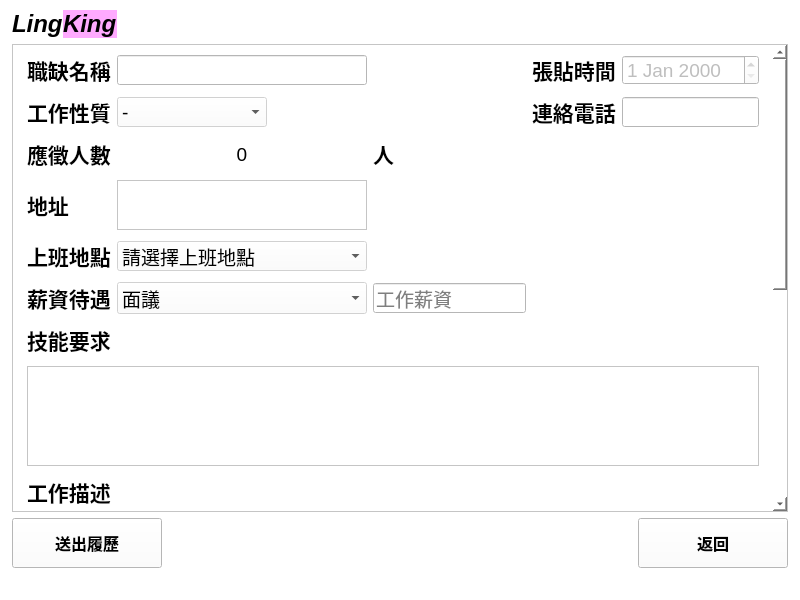
This is UI/user_look_requirement.ui in smilesmilehero/Advanced_Python_final_project_resume_system as Qt 5 draws it before an edit. The edited form follows.
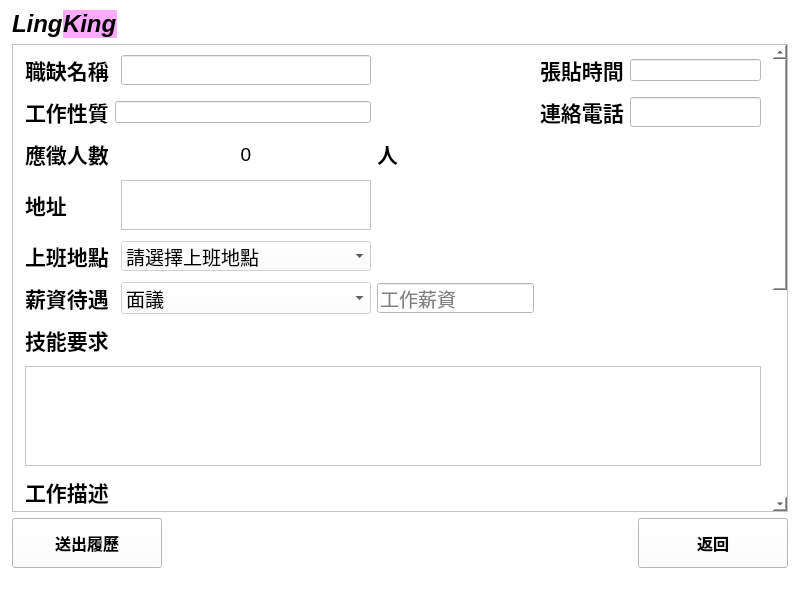
This is the edited form.

Patch:
```diff
--- a/UI/user_look_requirement.ui
+++ b/UI/user_look_requirement.ui
@@ -177,9 +177,9 @@
          <property name="geometry">
           <rect>
            <x>0</x>
-           <y>0</y>
+           <y>-378</y>
            <width>755</width>
-           <height>849</height>
+           <height>846</height>
           </rect>
          </property>
          <layout class="QGridLayout" name="gridLayout_4">
@@ -217,7 +217,7 @@
             <property name="verticalSpacing">
              <number>10</number>
             </property>
-            <item row="6" column="3">
+            <item row="6" column="4">
              <widget class="QLineEdit" name="salary_input">
               <property name="enabled">
                <bool>false</bool>
@@ -551,7 +551,7 @@
               </property>
              </widget>
             </item>
-            <item row="6" column="2">
+            <item row="6" column="3">
              <widget class="QComboBox" name="salary_type_comboBox">
               <property name="enabled">
                <bool>false</bool>
@@ -958,7 +958,7 @@
               </property>
              </widget>
             </item>
-            <item row="1" column="5">
+            <item row="1" column="6">
              <widget class="QLineEdit" name="telephone_input">
               <property name="enabled">
                <bool>false</bool>
@@ -1303,7 +1303,7 @@
               </property>
              </widget>
             </item>
-            <item row="10" column="1" colspan="5">
+            <item row="10" column="1" colspan="6">
              <widget class="QPlainTextEdit" name="profile_input">
               <property name="enabled">
                <bool>false</bool>
@@ -1634,7 +1634,7 @@
               </property>
              </widget>
             </item>
-            <item row="4" column="2" colspan="2">
+            <item row="4" column="3" colspan="2">
              <widget class="QPlainTextEdit" name="address_input">
               <property name="enabled">
                <bool>false</bool>
@@ -1965,368 +1965,6 @@
               </property>
              </widget>
             </item>
-            <item row="1" column="2">
-             <widget class="QComboBox" name="type_comboBox">
-              <property name="enabled">
-               <bool>false</bool>
-              </property>
-              <property name="sizePolicy">
-               <sizepolicy hsizetype="Maximum" vsizetype="Maximum">
-                <horstretch>0</horstretch>
-                <verstretch>0</verstretch>
-               </sizepolicy>
-              </property>
-              <property name="minimumSize">
-               <size>
-                <width>0</width>
-                <height>30</height>
-               </size>
-              </property>
-              <property name="maximumSize">
-               <size>
-                <width>150</width>
-                <height>30</height>
-               </size>
-              </property>
-              <property name="palette">
-               <palette>
-                <active>
-                 <colorrole role="WindowText">
-                  <brush brushstyle="SolidPattern">
-                   <color alpha="255">
-                    <red>0</red>
-                    <green>0</green>
-                    <blue>0</blue>
-                   </color>
-                  </brush>
-                 </colorrole>
-                 <colorrole role="Button">
-                  <brush brushstyle="SolidPattern">
-                   <color alpha="255">
-                    <red>255</red>
-                    <green>255</green>
-                    <blue>255</blue>
-                   </color>
-                  </brush>
-                 </colorrole>
-                 <colorrole role="Midlight">
-                  <brush brushstyle="SolidPattern">
-                   <color alpha="255">
-                    <red>0</red>
-                    <green>0</green>
-                    <blue>0</blue>
-                   </color>
-                  </brush>
-                 </colorrole>
-                 <colorrole role="Dark">
-                  <brush brushstyle="SolidPattern">
-                   <color alpha="255">
-                    <red>0</red>
-                    <green>0</green>
-                    <blue>0</blue>
-                   </color>
-                  </brush>
-                 </colorrole>
-                 <colorrole role="Mid">
-                  <brush brushstyle="SolidPattern">
-                   <color alpha="255">
-                    <red>0</red>
-                    <green>0</green>
-                    <blue>0</blue>
-                   </color>
-                  </brush>
-                 </colorrole>
-                 <colorrole role="Text">
-                  <brush brushstyle="SolidPattern">
-                   <color alpha="255">
-                    <red>0</red>
-                    <green>0</green>
-                    <blue>0</blue>
-                   </color>
-                  </brush>
-                 </colorrole>
-                 <colorrole role="ButtonText">
-                  <brush brushstyle="SolidPattern">
-                   <color alpha="255">
-                    <red>0</red>
-                    <green>0</green>
-                    <blue>0</blue>
-                   </color>
-                  </brush>
-                 </colorrole>
-                 <colorrole role="Base">
-                  <brush brushstyle="SolidPattern">
-                   <color alpha="255">
-                    <red>255</red>
-                    <green>255</green>
-                    <blue>255</blue>
-                   </color>
-                  </brush>
-                 </colorrole>
-                 <colorrole role="Window">
-                  <brush brushstyle="SolidPattern">
-                   <color alpha="255">
-                    <red>255</red>
-                    <green>255</green>
-                    <blue>255</blue>
-                   </color>
-                  </brush>
-                 </colorrole>
-                 <colorrole role="Shadow">
-                  <brush brushstyle="SolidPattern">
-                   <color alpha="255">
-                    <red>0</red>
-                    <green>0</green>
-                    <blue>0</blue>
-                   </color>
-                  </brush>
-                 </colorrole>
-                 <colorrole role="AlternateBase">
-                  <brush brushstyle="SolidPattern">
-                   <color alpha="255">
-                    <red>0</red>
-                    <green>0</green>
-                    <blue>0</blue>
-                   </color>
-                  </brush>
-                 </colorrole>
-                </active>
-                <inactive>
-                 <colorrole role="WindowText">
-                  <brush brushstyle="SolidPattern">
-                   <color alpha="255">
-                    <red>0</red>
-                    <green>0</green>
-                    <blue>0</blue>
-                   </color>
-                  </brush>
-                 </colorrole>
-                 <colorrole role="Button">
-                  <brush brushstyle="SolidPattern">
-                   <color alpha="255">
-                    <red>255</red>
-                    <green>255</green>
-                    <blue>255</blue>
-                   </color>
-                  </brush>
-                 </colorrole>
-                 <colorrole role="Midlight">
-                  <brush brushstyle="SolidPattern">
-                   <color alpha="255">
-                    <red>0</red>
-                    <green>0</green>
-                    <blue>0</blue>
-                   </color>
-                  </brush>
-                 </colorrole>
-                 <colorrole role="Dark">
-                  <brush brushstyle="SolidPattern">
-                   <color alpha="255">
-                    <red>0</red>
-                    <green>0</green>
-                    <blue>0</blue>
-                   </color>
-                  </brush>
-                 </colorrole>
-                 <colorrole role="Mid">
-                  <brush brushstyle="SolidPattern">
-                   <color alpha="255">
-                    <red>0</red>
-                    <green>0</green>
-                    <blue>0</blue>
-                   </color>
-                  </brush>
-                 </colorrole>
-                 <colorrole role="Text">
-                  <brush brushstyle="SolidPattern">
-                   <color alpha="255">
-                    <red>0</red>
-                    <green>0</green>
-                    <blue>0</blue>
-                   </color>
-                  </brush>
-                 </colorrole>
-                 <colorrole role="ButtonText">
-                  <brush brushstyle="SolidPattern">
-                   <color alpha="255">
-                    <red>0</red>
-                    <green>0</green>
-                    <blue>0</blue>
-                   </color>
-                  </brush>
-                 </colorrole>
-                 <colorrole role="Base">
-                  <brush brushstyle="SolidPattern">
-                   <color alpha="255">
-                    <red>255</red>
-                    <green>255</green>
-                    <blue>255</blue>
-                   </color>
-                  </brush>
-                 </colorrole>
-                 <colorrole role="Window">
-                  <brush brushstyle="SolidPattern">
-                   <color alpha="255">
-                    <red>255</red>
-                    <green>255</green>
-                    <blue>255</blue>
-                   </color>
-                  </brush>
-                 </colorrole>
-                 <colorrole role="Shadow">
-                  <brush brushstyle="SolidPattern">
-                   <color alpha="255">
-                    <red>0</red>
-                    <green>0</green>
-                    <blue>0</blue>
-                   </color>
-                  </brush>
-                 </colorrole>
-                 <colorrole role="AlternateBase">
-                  <brush brushstyle="SolidPattern">
-                   <color alpha="255">
-                    <red>0</red>
-                    <green>0</green>
-                    <blue>0</blue>
-                   </color>
-                  </brush>
-                 </colorrole>
-                </inactive>
-                <disabled>
-                 <colorrole role="WindowText">
-                  <brush brushstyle="SolidPattern">
-                   <color alpha="255">
-                    <red>0</red>
-                    <green>0</green>
-                    <blue>0</blue>
-                   </color>
-                  </brush>
-                 </colorrole>
-                 <colorrole role="Button">
-                  <brush brushstyle="SolidPattern">
-                   <color alpha="255">
-                    <red>255</red>
-                    <green>255</green>
-                    <blue>255</blue>
-                   </color>
-                  </brush>
-                 </colorrole>
-                 <colorrole role="Midlight">
-                  <brush brushstyle="SolidPattern">
-                   <color alpha="255">
-                    <red>0</red>
-                    <green>0</green>
-                    <blue>0</blue>
-                   </color>
-                  </brush>
-                 </colorrole>
-                 <colorrole role="Dark">
-                  <brush brushstyle="SolidPattern">
-                   <color alpha="255">
-                    <red>0</red>
-                    <green>0</green>
-                    <blue>0</blue>
-                   </color>
-                  </brush>
-                 </colorrole>
-                 <colorrole role="Mid">
-                  <brush brushstyle="SolidPattern">
-                   <color alpha="255">
-                    <red>0</red>
-                    <green>0</green>
-                    <blue>0</blue>
-                   </color>
-                  </brush>
-                 </colorrole>
-                 <colorrole role="Text">
-                  <brush brushstyle="SolidPattern">
-                   <color alpha="255">
-                    <red>0</red>
-                    <green>0</green>
-                    <blue>0</blue>
-                   </color>
-                  </brush>
-                 </colorrole>
-                 <colorrole role="ButtonText">
-                  <brush brushstyle="SolidPattern">
-                   <color alpha="255">
-                    <red>0</red>
-                    <green>0</green>
-                    <blue>0</blue>
-                   </color>
-                  </brush>
-                 </colorrole>
-                 <colorrole role="Base">
-                  <brush brushstyle="SolidPattern">
-                   <color alpha="255">
-                    <red>255</red>
-                    <green>255</green>
-                    <blue>255</blue>
-                   </color>
-                  </brush>
-                 </colorrole>
-                 <colorrole role="Window">
-                  <brush brushstyle="SolidPattern">
-                   <color alpha="255">
-                    <red>255</red>
-                    <green>255</green>
-                    <blue>255</blue>
-                   </color>
-                  </brush>
-                 </colorrole>
-                 <colorrole role="Shadow">
-                  <brush brushstyle="SolidPattern">
-                   <color alpha="255">
-                    <red>0</red>
-                    <green>0</green>
-                    <blue>0</blue>
-                   </color>
-                  </brush>
-                 </colorrole>
-                 <colorrole role="AlternateBase">
-                  <brush brushstyle="SolidPattern">
-                   <color alpha="255">
-                    <red>0</red>
-                    <green>0</green>
-                    <blue>0</blue>
-                   </color>
-                  </brush>
-                 </colorrole>
-                </disabled>
-               </palette>
-              </property>
-              <property name="font">
-               <font>
-                <pointsize>14</pointsize>
-               </font>
-              </property>
-              <item>
-               <property name="text">
-                <string>-</string>
-               </property>
-              </item>
-              <item>
-               <property name="text">
-                <string>全職</string>
-               </property>
-              </item>
-              <item>
-               <property name="text">
-                <string>兼職</string>
-               </property>
-              </item>
-              <item>
-               <property name="text">
-                <string>工讀</string>
-               </property>
-              </item>
-              <item>
-               <property name="text">
-                <string>研發替代役</string>
-               </property>
-              </item>
-             </widget>
-            </item>
             <item row="1" column="1">
              <widget class="QLabel" name="label_2">
               <property name="font">
@@ -2341,7 +1979,7 @@
               </property>
              </widget>
             </item>
-            <item row="0" column="2">
+            <item row="0" column="3">
              <widget class="QLineEdit" name="company_name_show">
               <property name="enabled">
                <bool>false</bool>
@@ -2709,7 +2347,7 @@
               </property>
              </widget>
             </item>
-            <item row="8" column="1" colspan="5">
+            <item row="8" column="1" colspan="6">
              <widget class="QPlainTextEdit" name="skill_require_input">
               <property name="enabled">
                <bool>false</bool>
@@ -3040,7 +2678,7 @@
               </property>
              </widget>
             </item>
-            <item row="9" column="1" colspan="2">
+            <item row="9" column="1" colspan="3">
              <widget class="QLabel" name="label_12">
               <property name="font">
                <font>
@@ -3054,7 +2692,7 @@
               </property>
              </widget>
             </item>
-            <item row="0" column="4">
+            <item row="0" column="5">
              <widget class="QLabel" name="label_11">
               <property name="font">
                <font>
@@ -3068,7 +2706,7 @@
               </property>
              </widget>
             </item>
-            <item row="5" column="2">
+            <item row="5" column="3">
              <widget class="QComboBox" name="place_comboBox">
               <property name="enabled">
                <bool>false</bool>
@@ -3536,7 +3174,7 @@
               </property>
              </widget>
             </item>
-            <item row="3" column="2">
+            <item row="3" column="3">
              <widget class="QLabel" name="applicant_show">
               <property name="sizePolicy">
                <sizepolicy hsizetype="Maximum" vsizetype="Maximum">
@@ -3876,7 +3514,7 @@
               </property>
              </widget>
             </item>
-            <item row="3" column="3">
+            <item row="3" column="4">
              <widget class="QLabel" name="label_10">
               <property name="font">
                <font>
@@ -3890,7 +3528,7 @@
               </property>
              </widget>
             </item>
-            <item row="1" column="4">
+            <item row="1" column="5">
              <widget class="QLabel" name="label_7">
               <property name="font">
                <font>
@@ -3904,21 +3542,17 @@
               </property>
              </widget>
             </item>
-            <item row="0" column="5">
-             <widget class="QDateEdit" name="dateEdit_2">
+            <item row="0" column="6">
+             <widget class="QLineEdit" name="dateEdit_2">
               <property name="enabled">
                <bool>false</bool>
               </property>
-              <property name="maximumSize">
-               <size>
-                <width>150</width>
-                <height>30</height>
-               </size>
-              </property>
-              <property name="font">
-               <font>
-                <pointsize>14</pointsize>
-               </font>
+             </widget>
+            </item>
+            <item row="1" column="2" colspan="2">
+             <widget class="QLineEdit" name="type_comboBox">
+              <property name="enabled">
+               <bool>false</bool>
               </property>
              </widget>
             </item>
```
Left out of the diff: 15 changed lines with no effect on the pictures.
